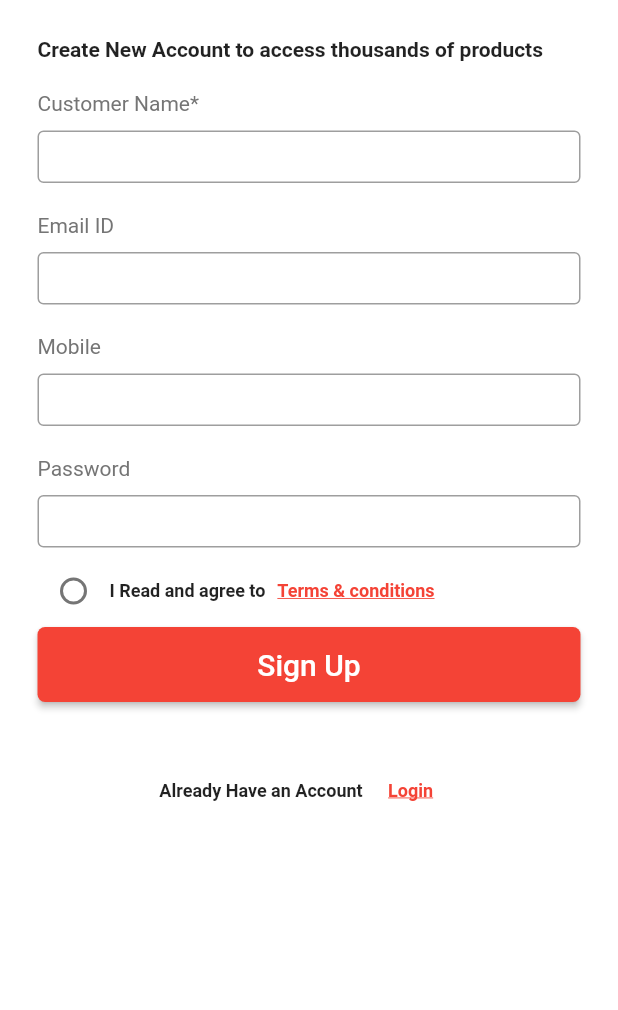
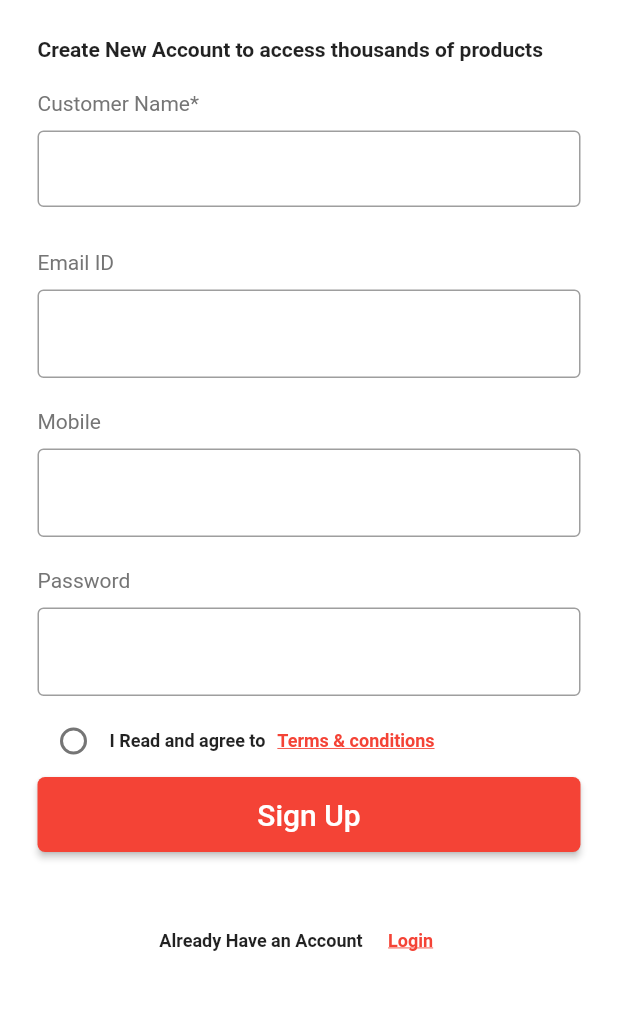
Before and after one commit to John7296/lenzcamera, a Flutter app: the screen it shows after launch, after a tap on "Sign In", after a tap on "Register Now", on a phone screen of 412 x 824 dp, the part 222-1232 px from its top. Run offline on Flutter 3.47's test engine with Material 2 defaults, Android fonts, the phone set to English and light mode, and no system bars; our stand-ins replace cached_network_image, carousel_slider, dio, flutter_otp_text_field, flutter_rating_bar, pin_code_fields and 3 more; accounts and stored records are empty; generated files the repository leaves out were written again; network calls fail.

Commit message:
register screen changes

```diff
--- a/lib/connection/network_manager.dart
+++ b/lib/connection/network_manager.dart
@@ -55,7 +55,7 @@ class NetworkManager {
 
     SessionsManager.getUserId().then((value) {
       userId = value!;
-      print('RegisteredId ${userId}');
+      print("UserIdNM${userId}");
     });
   }
 
@@ -138,11 +138,9 @@ class NetworkManager {
     return call(networkConnection.searchFilter(map));
   }
 
-
-   Future<BaseResponse> addReview(Map<String, dynamic> map) {
+  Future<BaseResponse> addReview(Map<String, dynamic> map) {
     return call(networkConnection.addReview(map));
   }
-
 
   Future<BaseResponse> verifyOtp(Map<String, dynamic> map) {
     return call(
@@ -191,9 +189,6 @@ class NetworkManager {
   }
 
   Future<BaseResponse<CartResponse>> getCart(Map<String, dynamic> map) {
-    debugPrint(map[0]);
-    debugPrint(map[1]);
-    debugPrint(map[2]);
     return call(networkConnection.getCart(
         map["cusId"], map["guestId"], map["pincode"]));
   }
--- a/lib/screens/home_details_screen.dart
+++ b/lib/screens/home_details_screen.dart
@@ -144,6 +144,9 @@ class _HomeDetailsScreenState extends State<HomeDetailsScreen> {
 
   @override
   Widget build(BuildContext context) {
+
+    print("UserIdHome${NetworkManager.shared.userId}");
+
     return Scaffold(
       appBar: AppBar(
         title: Container(
--- a/lib/screens/login_screen.dart
+++ b/lib/screens/login_screen.dart
@@ -39,8 +39,6 @@ class _LoginScreenState extends State<LoginScreen> {
       "password": password
     }).then((BaseResponse<LoginCustomer> response) {
       SessionsManager.saveUserToken(response.data?.token ?? '');
-
-      SessionsManager.saveUserId(response.data?.customerId ??0);
 
       NetworkManager.shared.userKey = "Bearer " + (response.data?.token ?? "");
 
@@ -92,6 +90,7 @@ class _LoginScreenState extends State<LoginScreen> {
                   Container(
                     height: 40,
                     child: TextFormField(
+
                         controller: _usernameController,
                         validator: (val) {
                           if (val!.isEmpty) return "Enter Mobile/Email";
@@ -144,6 +143,7 @@ class _LoginScreenState extends State<LoginScreen> {
                   ),
                 ]),
               ),
+
               SizedBox(height: 30),
               Container(
                 height: 40,
--- a/lib/screens/register_screen.dart
+++ b/lib/screens/register_screen.dart
@@ -6,6 +6,7 @@ import 'package:lenzcamera/model/new_register.dart';
 import 'package:lenzcamera/screens/login_screen.dart';
 import 'package:lenzcamera/screens/otp_screen.dart';
 import 'package:lenzcamera/screens/privacy_policy_screen.dart';
+import 'package:lenzcamera/utils/sessions_manager.dart';
 
 class RegisterScreen extends StatefulWidget {
   const RegisterScreen({Key? key}) : super(key: key);
@@ -30,6 +31,9 @@ class _RegisterScreenState extends State<RegisterScreen> {
   }
 
   void register() {
+    if (!_form.currentState!.validate()) {
+      return;
+    }
 
     Map<String, dynamic> map = {
       'email': _emailController.text,
@@ -41,13 +45,13 @@ class _RegisterScreenState extends State<RegisterScreen> {
     NetworkManager.shared
         .newRegister(map)
         .then((BaseResponse<NewRegister> response) {
+      SessionsManager.saveUserId(response.data?.custId ?? 0);
 
-
+      print("Customer--Id: ${SessionsManager.userId}");
       Navigator.push(
           context,
           MaterialPageRoute(
               builder: (context) => OtpScreen(response.data?.otpUrlKey)));
-
     }).catchError((e) {
       print(e.toString());
     });
@@ -79,6 +83,8 @@ class _RegisterScreenState extends State<RegisterScreen> {
                       child: Image.asset('assets/images/logo_lenzcamera.png')),
                   Container(
                     margin: EdgeInsets.all(25),
+                    child: Form(
+                      key: _form,
                       child: Column(
                         children: [
                           Align(
@@ -99,19 +105,20 @@ class _RegisterScreenState extends State<RegisterScreen> {
                               ),
                             ),
                           ),
-                        Container(
-                          height: 35,
+                          SizedBox(
+                            height: 60,
                             child: TextFormField(
                               decoration: InputDecoration(
                                 border: OutlineInputBorder(),
                                 // labelText:
+                                isDense: true,
                               ),
                               controller: _customerNameController,
                               validator: (value) {
-                                if (value!.isEmpty)
-                                  return "Enter your first name";
+                                if (value!.isEmpty) return "Enter your Name";
                                 return null;
-                              },),
+                              },
+                            ),
                           ),
                           SizedBox(height: 20),
                           Align(
@@ -122,14 +129,19 @@ class _RegisterScreenState extends State<RegisterScreen> {
                                     style:
                                         TextStyle(color: Colors.grey.shade600)),
                               )),
-                        Container(
-                          height: 35,
+                          SizedBox(
+                            height: 60,
                             child: TextFormField(
                               decoration: InputDecoration(
                                 border: OutlineInputBorder(),
                                 // labelText: 'Email ID'
                               ),
                               controller: _emailController,
+                              validator: (value) {
+                                if (value!.isEmpty)
+                                  return "Enter your Email ID";
+                                return null;
+                              },
                             ),
                           ),
                           SizedBox(height: 20),
@@ -141,14 +153,19 @@ class _RegisterScreenState extends State<RegisterScreen> {
                                     style:
                                         TextStyle(color: Colors.grey.shade600)),
                               )),
-                        Container(
-                          height: 35,
+                          SizedBox(
+                            height: 60,
                             child: TextFormField(
                               decoration: InputDecoration(
                                 border: OutlineInputBorder(),
                                 // labelText: 'Mobile'
                               ),
                               controller: _mobileController,
+                              validator: (value) {
+                                if (value!.isEmpty)
+                                  return "Enter your Mobile Number";
+                                return null;
+                              },
                             ),
                           ),
                           SizedBox(height: 20),
@@ -160,15 +177,21 @@ class _RegisterScreenState extends State<RegisterScreen> {
                                     style:
                                         TextStyle(color: Colors.grey.shade600)),
                               )),
-                        Container(
-                          height: 35,
+                          SizedBox(
+                            height: 60,
                             child: TextFormField(
                               obscureText: true,
                               decoration: InputDecoration(
                                 border: OutlineInputBorder(),
                                 // labelText: 'Password'
+                                isCollapsed: false,
                               ),
                               controller: _passwordController,
+                              validator: (value) {
+                                if (value!.isEmpty)
+                                  return "Enter your Password";
+                                return null;
+                              },
                             ),
                           ),
                           SizedBox(height: 5),
@@ -242,7 +265,8 @@ class _RegisterScreenState extends State<RegisterScreen> {
                                     Navigator.push(
                                         context,
                                         MaterialPageRoute(
-                                          builder: (context) => LoginScreen()));
+                                            builder: (context) =>
+                                                LoginScreen()));
                                   },
                                   child: Text(
                                     'Login',
@@ -257,6 +281,7 @@ class _RegisterScreenState extends State<RegisterScreen> {
                         ],
                       ),
                     ),
+                  ),
                 ],
               ),
             ),
--- a/lib/utils/helper.dart
+++ b/lib/utils/helper.dart
@@ -6,4 +6,6 @@ static bool validateEmail(String value) {
         .hasMatch(value);
   }
 
+
+
 }
```
Lines whose indentation alone changed are shown as unchanged.
